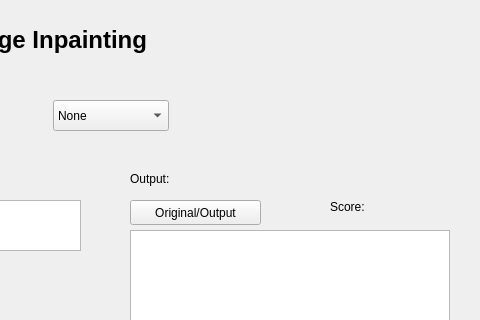
This is gui/ui_window.ui in idealwhite/tdanet as Qt 5 draws it before an edit; both pictures show x 460 to 940 and y 0 to 320 of the 940 by 640 pixel window. The edited form follows.
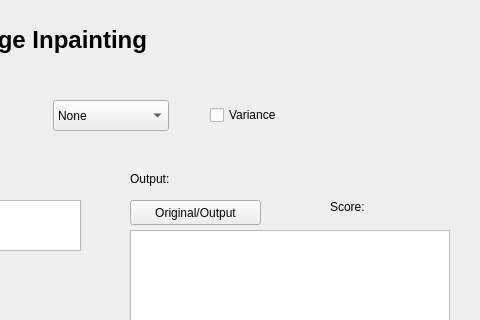
This is the edited form.

Patch:
```diff
--- a/gui/ui_window.ui
+++ b/gui/ui_window.ui
@@ -354,6 +354,25 @@
     <string>Output:</string>
    </property>
   </widget>
+  <widget class="QWidget" name="layoutWidget_2">
+   <property name="geometry">
+    <rect>
+     <x>670</x>
+     <y>100</y>
+     <width>151</width>
+     <height>31</height>
+    </rect>
+   </property>
+   <layout class="QHBoxLayout" name="horizontalLayout_4">
+    <item>
+     <widget class="QCheckBox" name="checkBox">
+      <property name="text">
+       <string>Variance</string>
+      </property>
+     </widget>
+    </item>
+   </layout>
+  </widget>
  </widget>
  <resources/>
  <connections/>
```
